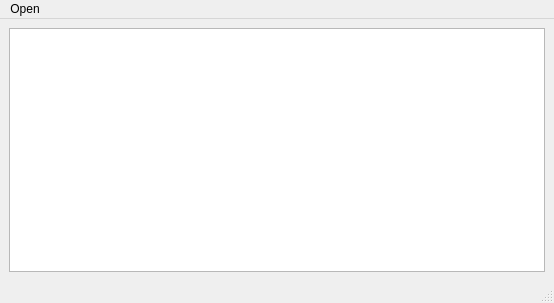
This is src/UglyVCF/mainwindow.ui in emilpaulitz/ProgrammierProjekt2019 as Qt 5 draws it before an edit. The edited form follows.
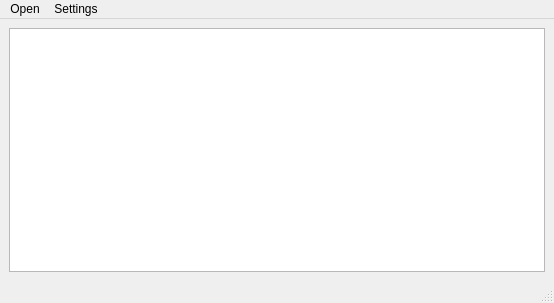
This is the edited form. Icons and pictures are not drawn.

Commit message: added settings for pipeline and refGenome, added icons

Diff of the .ui file:
```diff
--- a/src/UglyVCF/mainwindow.ui
+++ b/src/UglyVCF/mainwindow.ui
@@ -39,7 +39,15 @@
     </property>
     <addaction name="actionVCF_file"/>
    </widget>
+   <widget class="QMenu" name="menuSettings">
+    <property name="title">
+     <string>Settings</string>
+    </property>
+    <addaction name="actionset_pipeline"/>
+    <addaction name="actionset_reference_genome"/>
+   </widget>
    <addaction name="menuOpen"/>
+   <addaction name="menuSettings"/>
   </widget>
   <widget class="QStatusBar" name="statusbar"/>
   <action name="actionVCF_file">
```
Left out of the diff: 43 changed lines with no effect on the pictures. The commit also changes 19 other files.
